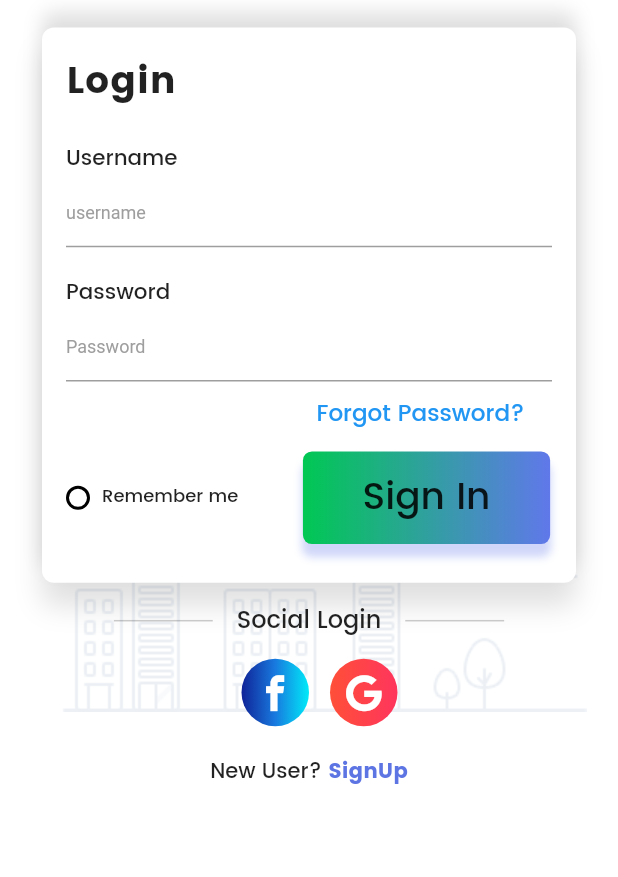
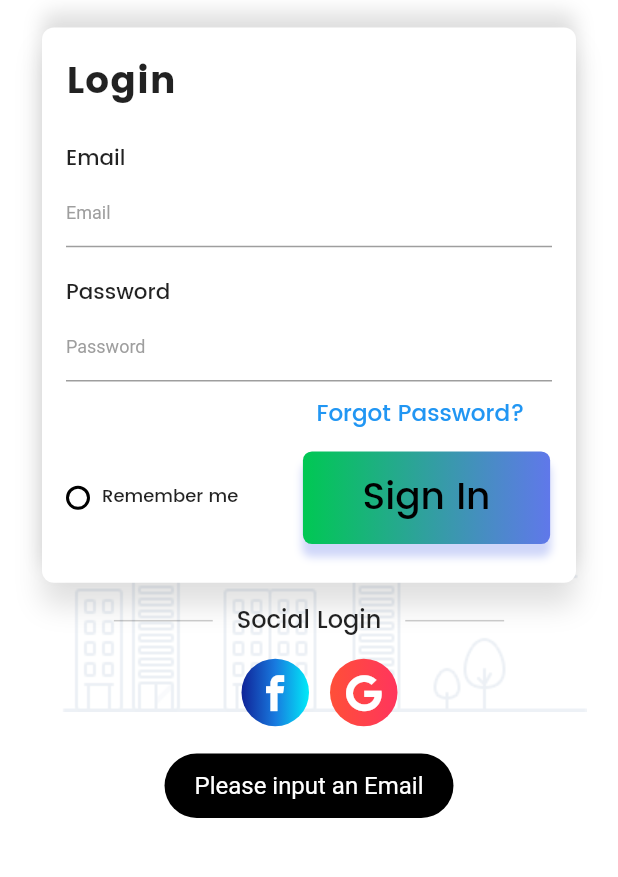
Before and after one commit to nitish110511/amorphe, a Flutter app: the screen it shows after launch, after a tap on "Sign In", on a phone screen of 412 x 824 dp, the part 322-1199 px from its top. Run offline on Flutter 3.47's test engine with Material 2 defaults, Android fonts, the phone set to English and light mode, and no system bars; our stand-ins replace firebase_auth, flutter_screenutil, fluttertoast, splashscreen, string_validator; accounts and stored records are empty; network calls fail.

Commit message:
updated string and validator

```diff
--- a/lib/Widgets/FormCard.dart
+++ b/lib/Widgets/FormCard.dart
@@ -1,6 +1,8 @@
 import 'package:flutter/material.dart';
 import 'package:flutter_screenutil/flutter_screenutil.dart';
 import 'package:firebase_auth/firebase_auth.dart';
+import 'package:fluttertoast/fluttertoast.dart';
+import 'package:string_validator/string_validator.dart';
 
 class FormCard extends StatefulWidget {
   _FormCard createState() => _FormCard();
@@ -68,21 +70,15 @@ class _FormCard extends State<FormCard>{
             SizedBox(
               height: ScreenUtil.getInstance().setHeight(30),
             ),
-            Text("Username",
+            Text("Email",
                 style: TextStyle(
                     fontFamily: "Poppins-Medium",
                     fontSize: ScreenUtil.getInstance().setSp(26))),
             TextFormField(
-              validator: (input) {
-                if (input.isEmpty) {
-                  return 'Provide an email';
-                }
-              },
               controller: _usernameController,
               decoration: InputDecoration(
-                  hintText: "username",
+                  hintText: "Email",
                   hintStyle: TextStyle(color: Colors.grey, fontSize: 12.0)),
-              onSaved: (input) => email = input,
             ),
 
             SizedBox(
@@ -93,17 +89,11 @@ class _FormCard extends State<FormCard>{
                     fontFamily: "Poppins-Medium",
                     fontSize: ScreenUtil.getInstance().setSp(26))),
             TextFormField(
-              validator: (input) {
-                if (input.length < 6) {
-                  return 'Longer password please';
-                }
-              },
               controller: _passwordController,
               obscureText: true,
               decoration: InputDecoration(
                   hintText: "Password",
                   hintStyle: TextStyle(color: Colors.grey, fontSize: 12.0)),
-              onSaved: (input) => pass = input,
             ),
             SizedBox(
               height: ScreenUtil.getInstance().setHeight(15),
@@ -164,7 +154,7 @@ class _FormCard extends State<FormCard>{
                           ]),
                       child: Center(
                         child: Text("Sign In", style: TextStyle(
-                            fontSize: 25, fontFamily: "Poppins-Medium")),
+                            fontSize: 25, fontFamily: "Poppins-Medium", color: Colors.black)),
                       )
                   ),
                 ),
@@ -183,9 +173,52 @@ class _FormCard extends State<FormCard>{
     try {
       email = _usernameController.text;
       pass = _passwordController.text;
-      print(email);
-      print(pass);
-      FirebaseUser user = (await FirebaseAuth.instance.signInWithEmailAndPassword(email: email, password: pass)) as FirebaseUser;
+      if(email.isEmpty) {
+        Fluttertoast.showToast(
+            msg: "Please input an Email",
+            toastLength: Toast.LENGTH_SHORT,
+            gravity: ToastGravity.BOTTOM,
+            timeInSecForIosWeb: 1,
+            backgroundColor: Colors.black,
+            textColor: Colors.white,
+            fontSize: 16.0
+        );
+      }
+      else if(!isEmail(email)){
+        Fluttertoast.showToast(
+            msg: "Not a valid Email",
+            toastLength: Toast.LENGTH_SHORT,
+            gravity: ToastGravity.BOTTOM,
+            timeInSecForIosWeb: 1,
+            backgroundColor: Colors.black,
+            textColor: Colors.white,
+            fontSize: 16.0
+        );
+      }
+      else if(pass.isEmpty) {
+          Fluttertoast.showToast(
+              msg: "Please input a password",
+              toastLength: Toast.LENGTH_SHORT,
+              gravity: ToastGravity.BOTTOM,
+              timeInSecForIosWeb: 1,
+              backgroundColor: Colors.black,
+              textColor: Colors.white,
+              fontSize: 16.0,
+          );
+        }
+      else{
+        Fluttertoast.showToast(
+          msg: "Invalid Email or password",
+          toastLength: Toast.LENGTH_SHORT,
+          gravity: ToastGravity.BOTTOM,
+          timeInSecForIosWeb: 1,
+          backgroundColor: Colors.black,
+          textColor: Colors.white,
+          fontSize: 16.0,
+        );
+      }
+
+        FirebaseUser user = (await FirebaseAuth.instance.signInWithEmailAndPassword(email: email, password: pass)) as FirebaseUser;
     }
     catch(e){
       print(e.message);
```
